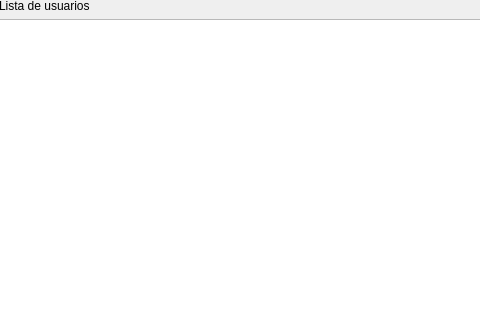
Before: the Qt Designer form Resources/UI/VentanaUsuarios.ui in 40CompilerErrors/Proyecto2, drawn with Qt 5; both pictures show x 0 to 480 and y 0 to 320 of the 800 by 600 pixel window.
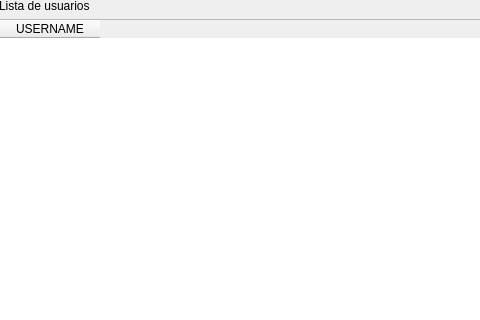
After: the same form once the commit is applied.

Commit message: View de los usuarios correcta

Diff of the .ui file:
```diff
--- a/Resources/UI/VentanaUsuarios.ui
+++ b/Resources/UI/VentanaUsuarios.ui
@@ -32,7 +32,13 @@
       </widget>
      </item>
      <item>
-      <widget class="QTableView" name="tableView"/>
+      <widget class="QTableWidget" name="tableWidget">
+       <column>
+        <property name="text">
+         <string>USERNAME</string>
+        </property>
+       </column>
+      </widget>
      </item>
     </layout>
    </widget>
```
The commit also changes 5 other files.
